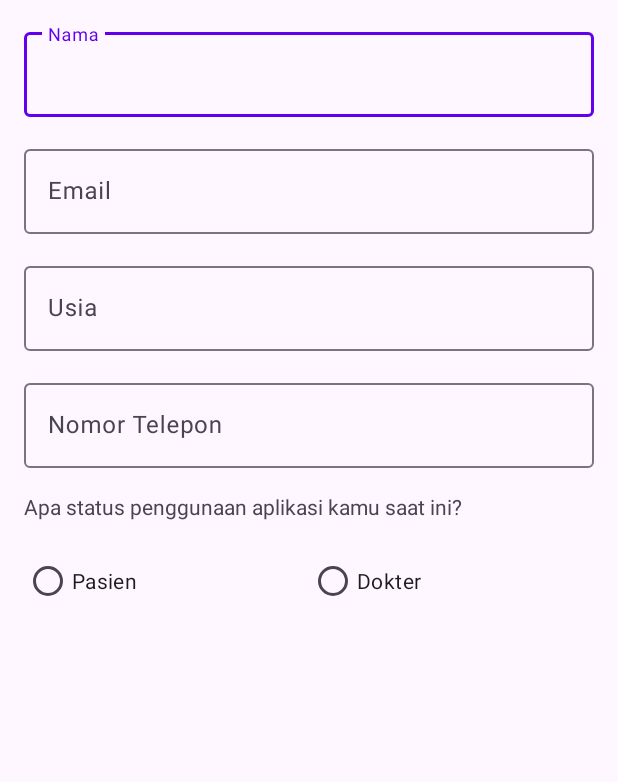
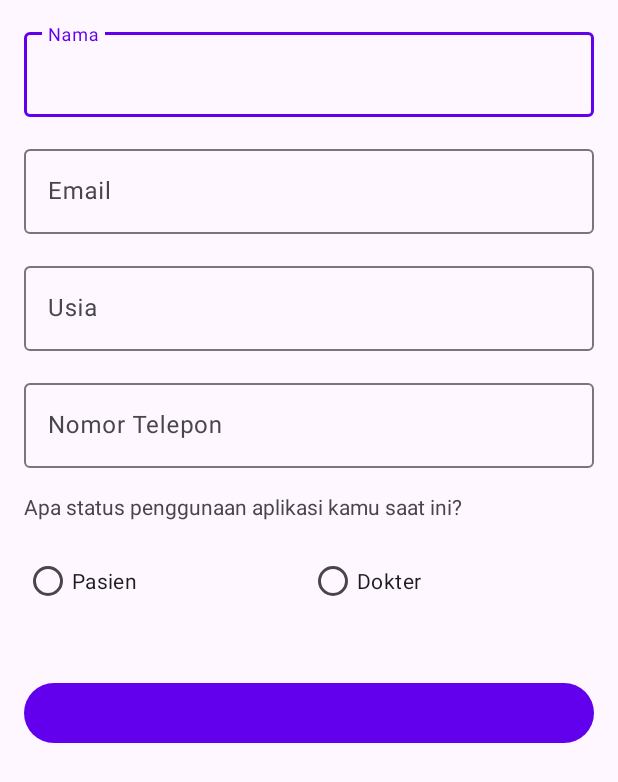
Before and after one commit to nadifahisma10/Heartivy, an Android app: the FormUserHomePreferenceActivity screen opened directly, with no data from a screen before it, on a phone screen of 412 x 824 dp. Shown: the top 782 px of the screen. Run offline under Robolectric (Android 15) with nearby library versions, the phone set to English and light mode, and no system bars.

Commit message:
activity_form_user_preference.xml

```diff
--- a/app/src/main/res/layout/activity_form_user_preference.xml
+++ b/app/src/main/res/layout/activity_form_user_preference.xml
@@ -97,25 +97,14 @@
                 android:text="@string/no" />
         </RadioGroup>
 
-        <LinearLayout
+        <!-- Save Button -->
+        <Button
+            android:id="@+id/btn_save"
             android:layout_width="match_parent"
             android:layout_height="wrap_content"
-            android:orientation="horizontal"
-            android:layout_margin="0dp"
-            android:gravity="center"
-            android:radius="16dp">
-
-            <Button
-                android:id="@+id/btn_save"
-                android:layout_width="350dp"
-                android:layout_height="wrap_content"
-                android:layout_marginTop="16dp"
-                android:alpha="0"
-                android:gravity="center"
-                android:layout_gravity="center_horizontal"
-                android:text="@string/save" />
-
-        </LinearLayout>
+            android:layout_marginTop="24dp"
+            android:text="@string/save"
+            android:gravity="center" />
 
     </LinearLayout>
 </ScrollView>
```
